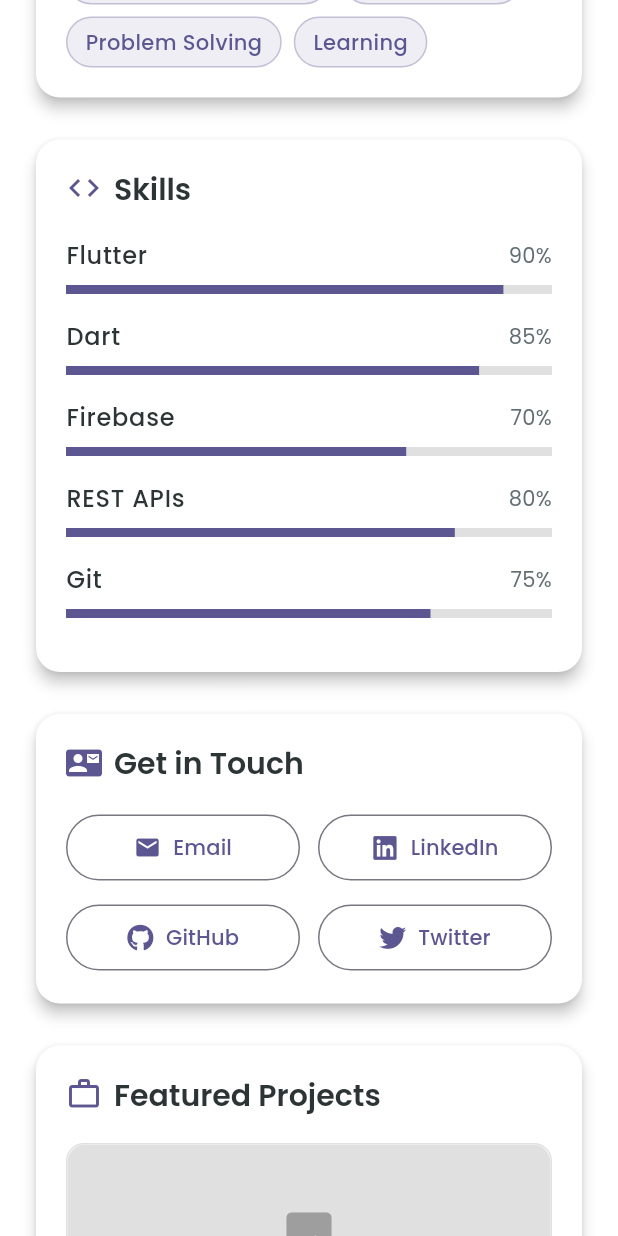
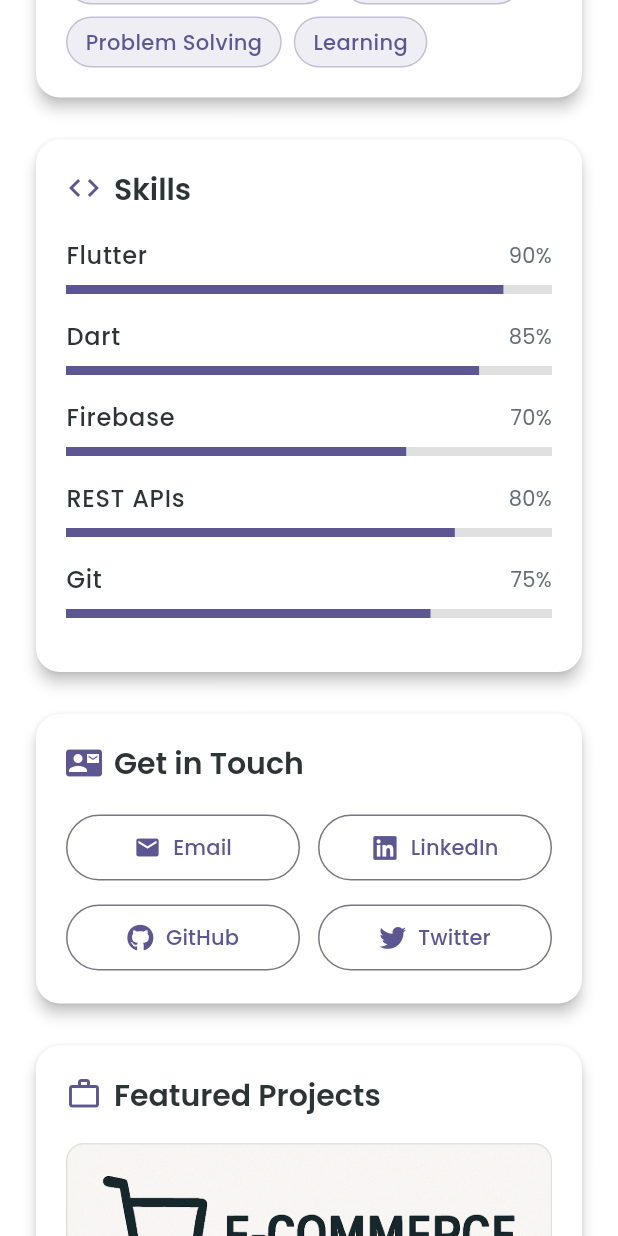
Before and after one commit to Adesh368/profile_app, a Flutter app: the screen it shows after launch, scrolled down 576 dp, on a phone screen of 412 x 824 dp. Run offline on Flutter 3.47's test engine with Material 3 defaults, Android fonts, the phone set to English and light mode, and no system bars; our stand-ins replace font_awesome_flutter.

Commit message:
UI Updated

```diff
--- a/lib/widget/profile_header.dart
+++ b/lib/widget/profile_header.dart
@@ -33,7 +33,7 @@ class ProfileHeader extends StatelessWidget {
 
           // Profile Picture
           Positioned(
-            bottom: 50,
+            bottom: 60,
             left: 0,
             right: 0,
             child: Center(
@@ -58,11 +58,13 @@ class ProfileHeader extends StatelessWidget {
                   radius: 56,
                   backgroundImage: const AssetImage('assets/images/profile.jpg'),
                   backgroundColor: Colors.grey[300],
+                  /*
                   child: Icon(
                     Icons.person,
                     size: 60,
                     color: Colors.grey[600],
                   ),
+                  */
                 ),
               ),
             ),
--- a/lib/widget/project_section.dart
+++ b/lib/widget/project_section.dart
@@ -50,7 +50,7 @@ class ProjectsSection extends StatelessWidget {
                 'Task Manager',
                 'Productivity app for managing daily tasks and projects.',
                 ['Flutter', 'SQLite', 'Notifications'],
-                'assets/images/task.jpg',
+                'assets/images/task.png',
               ),
             ],
           ),
@@ -82,11 +82,10 @@ class ProjectsSection extends StatelessWidget {
               height: 120,
               width: double.infinity,
               color: Colors.grey[300],
-              child: const Icon(
-                Icons.image,
-                size: 40,
-                color: Colors.grey,
-              ),
+              child: Image.asset(
+              imagePath,
+              fit: BoxFit.cover,
+            ),
             ),
           ),
           Padding(
```
